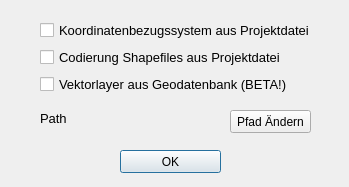
Before: the Qt Designer form tools/gui_options.ui in klausib/VogisMenu, drawn with Qt 5.
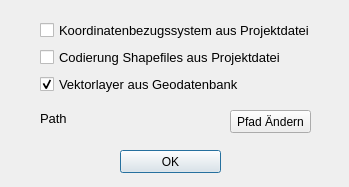
After: the same form once the commit is applied.

```diff
--- a/tools/gui_options.ui
+++ b/tools/gui_options.ui
@@ -68,7 +68,10 @@
        </font>
       </property>
       <property name="text">
-       <string>Vektorlayer aus Geodatenbank (BETA!)</string>
+       <string>Vektorlayer aus Geodatenbank</string>
+      </property>
+      <property name="checked">
+       <bool>true</bool>
       </property>
      </widget>
     </item>
```
